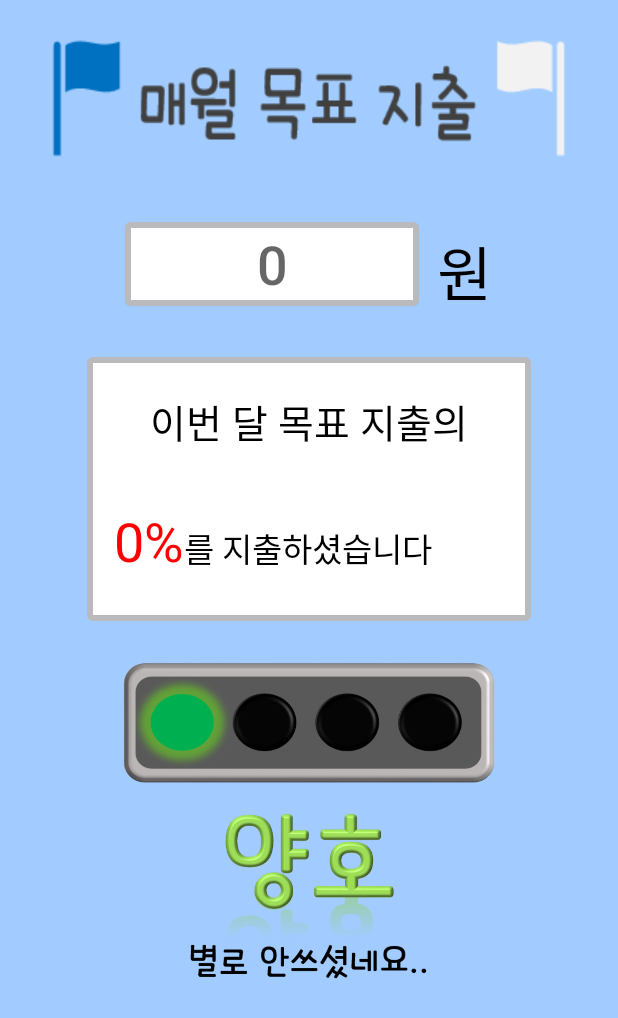
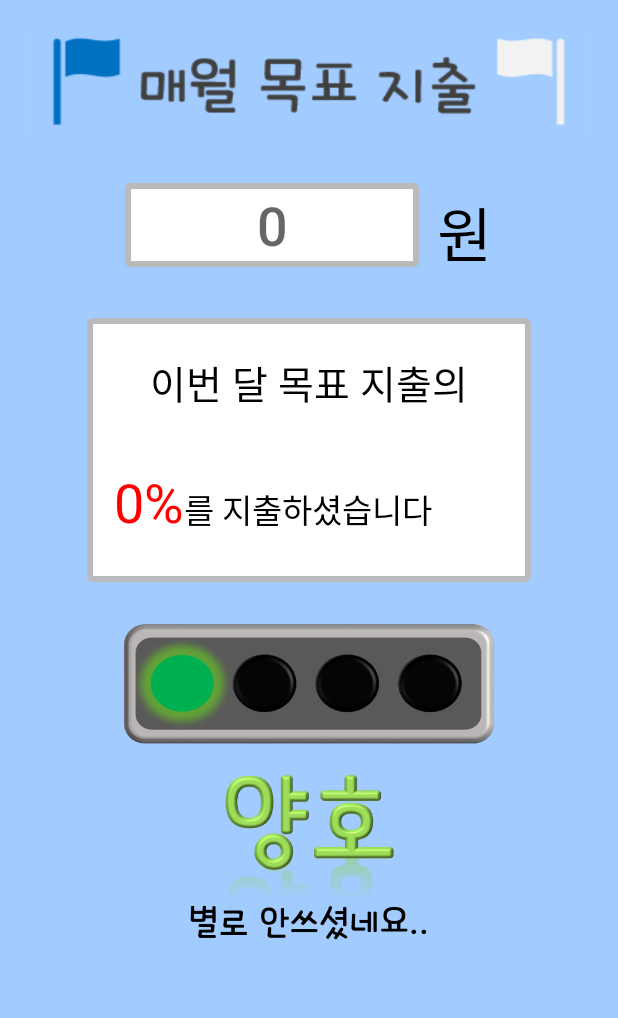
Before and after one commit to tmdngk0314/BlueAccountBook, an Android app: the Success screen opened directly, with no data from a screen before it, on a phone screen of 412 x 824 dp. Shown: the top 1018 px of the screen. Run offline under Robolectric (Android 15) with nearby library versions, the light colour scheme and no system bars.

Commit message:
목표지출 타이틀 크기 설정

```diff
--- a/app/src/main/res/layout/activity_calculator.xml
+++ b/app/src/main/res/layout/activity_calculator.xml
@@ -12,7 +12,8 @@
         android:layout_height="wrap_content"
         android:background="@drawable/calculator_title"
         android:layout_centerHorizontal="true"
-        android:layout_above="@+id/calculatorlay"/>
+        android:layout_above="@+id/calculatorlay"
+        />
     <LinearLayout
         android:layout_width="300dp"
         android:layout_height="500dp"
--- a/app/src/main/res/layout/activity_success.xml
+++ b/app/src/main/res/layout/activity_success.xml
@@ -9,8 +9,8 @@
     android:padding="20dp"
     android:orientation="vertical">
     <ImageView
-        android:layout_width="match_parent"
-        android:layout_height="wrap_content"
+        android:layout_width="wrap_content"
+        android:layout_height="80dp"
         android:background="@drawable/success_title"
         android:layout_gravity="center"
         />
```
